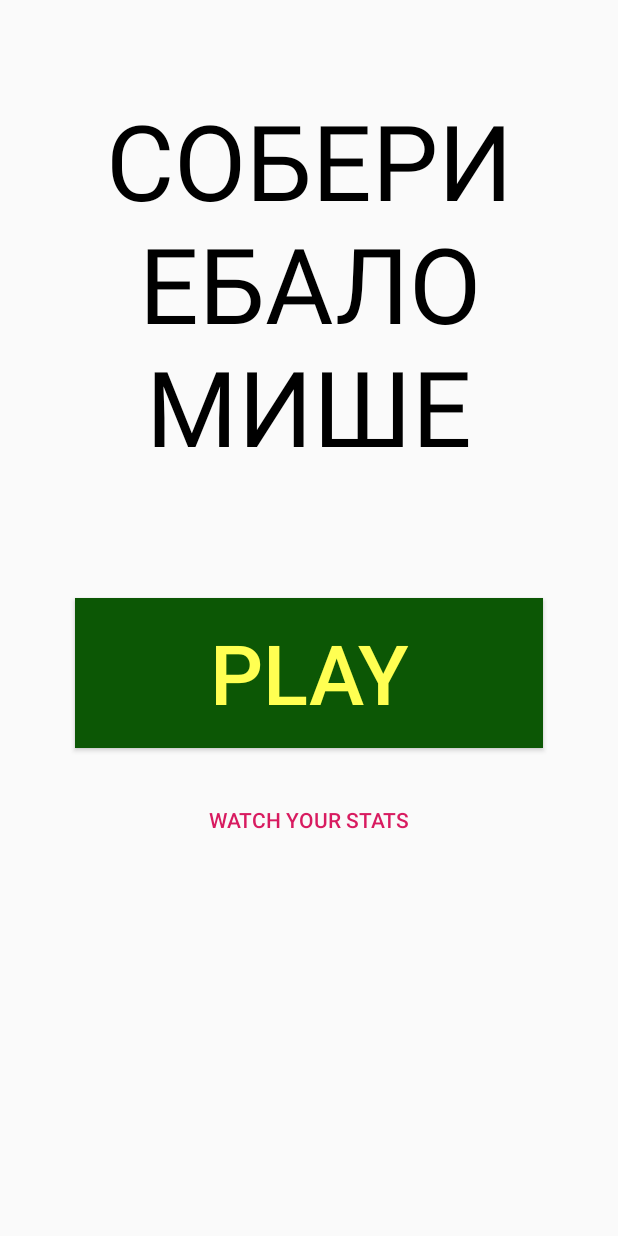
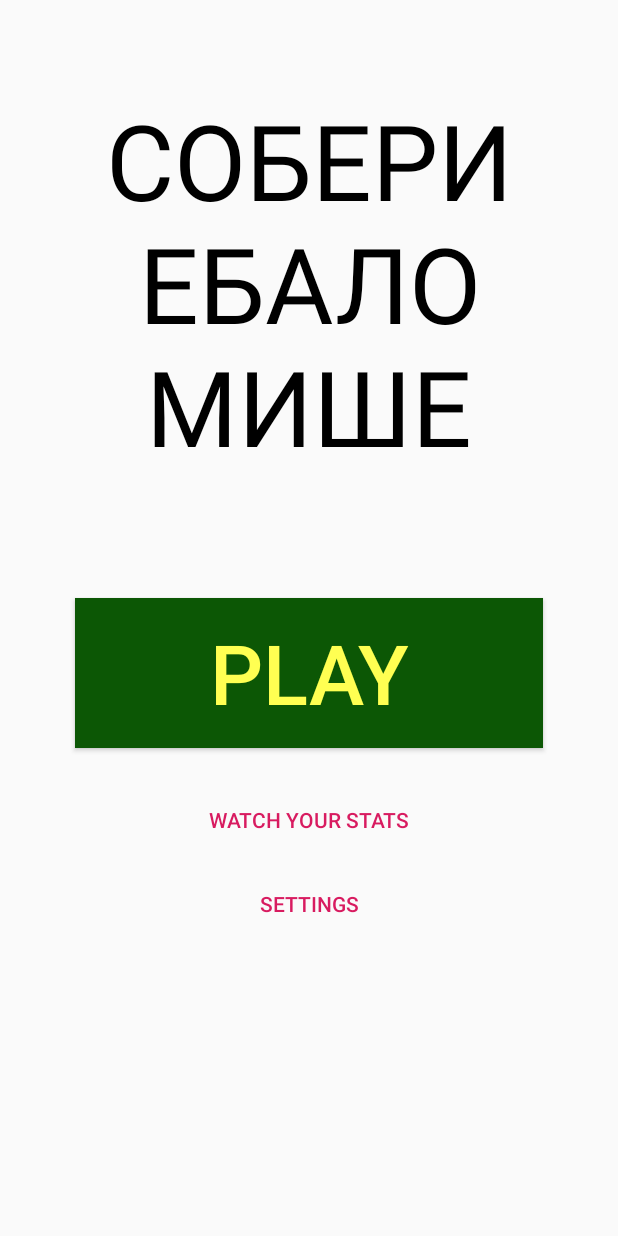
Before and after one commit to yudin2109/NePyatnashki, an Android app: the screen it shows after launch (MenuActivity), on a phone screen of 412 x 824 dp. Run offline under Robolectric (Android 15) with nearby library versions, the phone set to English and light mode, and no system bars; our stand-ins replace Dagger/Hilt's generated code, Room's generated code.

Commit message:
Settings manager with some good stuff

```diff
--- a/app/src/main/AndroidManifest.xml
+++ b/app/src/main/AndroidManifest.xml
@@ -17,8 +17,9 @@
                 <category android:name="android.intent.category.LAUNCHER" />
             </intent-filter>
         </activity>
-        <activity android:name=".GameActivity"></activity>
+        <activity android:name=".GameActivity" />
         <activity android:name=".StatisticsPage" />
+        <activity android:name=".SettingsPage" />
     </application>
 
 </manifest>
--- a/app/src/main/java/com/styudint/nepyatnashki/MenuActivity.java
+++ b/app/src/main/java/com/styudint/nepyatnashki/MenuActivity.java
@@ -22,4 +22,8 @@ public class MenuActivity extends AppCompatActivity {
         Intent intent = new Intent(this, StatisticsPage.class);
         startActivity(intent);
     }
+
+    public void onSettingsClicked(View view) {
+        startActivity(new Intent(this, SettingsPage.class));
+    }
 }
--- a/app/src/main/java/com/styudint/nepyatnashki/dagger/AppComponent.kt
+++ b/app/src/main/java/com/styudint/nepyatnashki/dagger/AppComponent.kt
@@ -1,6 +1,7 @@
 package com.styudint.nepyatnashki.dagger
 
 import com.styudint.nepyatnashki.GameActivity
+import com.styudint.nepyatnashki.SettingsPage
 import com.styudint.nepyatnashki.StatisticsPageViewModel
 import dagger.Component
 import javax.inject.Singleton
@@ -10,4 +11,5 @@ import javax.inject.Singleton
 interface AppComponent {
     fun inject(statisticsPage: StatisticsPageViewModel)
     fun inject(gameActivity: GameActivity)
+    fun inject(settingsPage: SettingsPage)
 }
--- a/app/src/main/java/com/styudint/nepyatnashki/data/GameStartStateGeneratorImpl.kt
+++ b/app/src/main/java/com/styudint/nepyatnashki/data/GameStartStateGeneratorImpl.kt
@@ -92,8 +92,9 @@ class GameStartStateGeneratorImpl @Inject constructor() : GameStartStateGenerato
         private fun move(dX: Int, dY: Int) {
             val position = findEmpty()
             val swpPosition = Pair(position.first - dX, position.second - dY)
-            if (!isValidPosition(swpPosition))
-                throw IllegalStateException("Not a valid position ${swpPosition.first} ${swpPosition.second}")
+            if (!isValidPosition(swpPosition)) {
+                return
+            }
 
             val from = realValue(position)
             val to = realValue(swpPosition)
--- /dev/null
+++ b/app/src/main/java/com/styudint/nepyatnashki/settings/SettingsManager.kt
@@ -0,0 +1,24 @@
+package com.styudint.nepyatnashki.settings
+
+import com.styudint.nepyatnashki.R
+
+enum class ControlMode {
+    CLICKS, SWIPES
+}
+
+val ControlModeInfo: HashMap<ControlMode, Int> = hashMapOf(
+    ControlMode.CLICKS to R.string.control_mode_clicks_string,
+    ControlMode.SWIPES to R.string.control_mode_swipes_string
+)
+
+interface SettingsManagerListener {
+    fun settingsChanged()
+}
+
+interface SettingsManager {
+    fun controlMode(): ControlMode
+    fun changeControlMode(mode: ControlMode)
+
+    fun subscribe(listener: SettingsManagerListener)
+    fun unsubscribe(listener: SettingsManagerListener)
+}
--- a/app/src/main/res/layout/activity_menu.xml
+++ b/app/src/main/res/layout/activity_menu.xml
@@ -18,7 +18,7 @@
         app:layout_constraintBottom_toBottomOf="parent"
         app:layout_constraintVertical_bias="0.2"
         android:background="#FF0c5705"
-        android:textSize="55dp"
+        android:textSize="55sp"
         android:textColor="#FFffff52"
         app:layout_constraintRight_toRightOf="parent"
         android:onClick="startGameActivity"/>
@@ -27,8 +27,8 @@
         android:id="@+id/textView"
         android:layout_width="wrap_content"
         android:layout_height="wrap_content"
-        android:text="СОБЕРИ\nЕБАЛО\nМИШЕ"
-        android:textSize="70dp"
+        android:text="@string/our_main_string"
+        android:textSize="70sp"
         android:textColor="#FF000000"
         android:layout_marginTop="60dp"
         app:layout_constraintTop_toTopOf="parent"
@@ -48,4 +48,17 @@
         app:layout_constraintEnd_toEndOf="parent"
         app:layout_constraintStart_toStartOf="parent"
         app:layout_constraintTop_toBottomOf="@id/button" />
+
+    <Button
+        android:id="@+id/settingsButton"
+        style="@style/Widget.AppCompat.Button.Borderless.Colored"
+        android:layout_width="wrap_content"
+        android:layout_height="wrap_content"
+        android:layout_marginTop="8dp"
+        android:onClick="onSettingsClicked"
+        android:text="@string/settings_string"
+        android:textColor="@color/colorAccent"
+        app:layout_constraintEnd_toEndOf="parent"
+        app:layout_constraintStart_toStartOf="parent"
+        app:layout_constraintTop_toBottomOf="@id/statisticsButton" />
 </androidx.constraintlayout.widget.ConstraintLayout>
--- a/app/src/main/res/values/colors.xml
+++ b/app/src/main/res/values/colors.xml
@@ -5,4 +5,5 @@
     <color name="colorAccent">#D81B60</color>
     <color name="green">#3c3</color>
     <color name="red">#c33</color>
+    <color name="darkBlack">#111</color>
 </resources>
--- a/app/src/main/res/values/strings.xml
+++ b/app/src/main/res/values/strings.xml
@@ -2,4 +2,11 @@
     <string name="app_name">NePyatnashki</string>
     <string name="watch_your_stats_string">Watch your stats</string>
     <string name="statistics_string">Statistics</string>
+    <string name="our_main_string">СОБЕРИ ЕБАЛО МИШЕ</string>
+    <string name="settings_string">Settings</string>
+    <string name="control_mode_string">Control mode</string>
+    <string name="control_mode_clicks_string">Control by clicks</string>
+    <string name="control_mode_swipes_string">Control by swipes</string>
+    <string name="ok_string">Ok</string>
+    <string name="cancel_string">Cancel</string>
 </resources>
```
Also changed, not shown: app/src/main/java/com/styudint/nepyatnashki/GameActivity.java (+49 -23 lines), app/src/main/java/com/styudint/nepyatnashki/SettingsPage.kt (added, +52 -0 lines), app/src/main/java/com/styudint/nepyatnashki/dagger/MainModule.kt (+7 -3 lines), app/src/main/java/com/styudint/nepyatnashki/dialogs/ChooseDialog.kt (added, +39 -0 lines), app/src/main/java/com/styudint/nepyatnashki/settings/SettingsManagerImpl.kt (added, +37 -0 lines), app/src/main/res/layout/choose_dialog.xml (added, +14 -0 lines), app/src/main/res/layout/settings_page.xml (added, +41 -0 lines).
